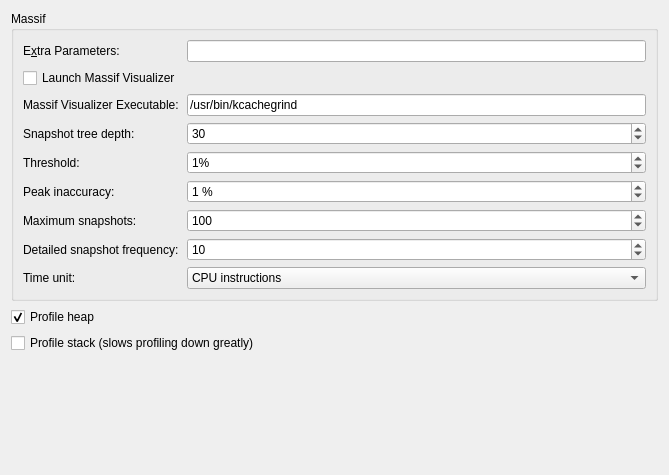
Old version of the form tools/massif/configpage.ui in the repository KDE/kdev-valgrind.
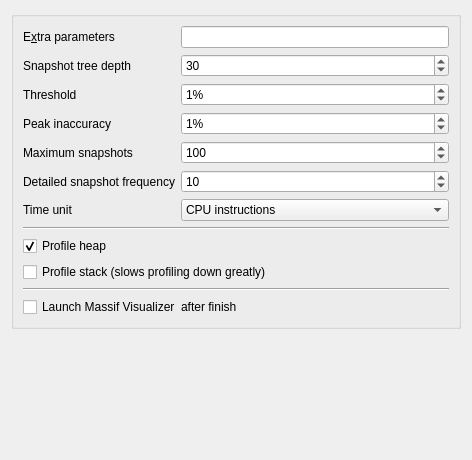
New version of the form.

Commit message: Remove executables settings from tools; UI cleanup

```diff
--- a/tools/massif/configpage.ui
+++ b/tools/massif/configpage.ui
@@ -6,58 +6,102 @@
    <rect>
     <x>0</x>
     <y>0</y>
-    <width>669</width>
-    <height>475</height>
+    <width>472</width>
+    <height>460</height>
    </rect>
   </property>
-  <layout class="QVBoxLayout" name="verticalLayout_2">
+  <layout class="QVBoxLayout" name="verticalLayout">
    <item>
     <widget class="QGroupBox" name="groupBox">
      <property name="title">
-      <string>Massif</string>
+      <string/>
      </property>
-     <layout class="QGridLayout" name="gridLayout_2">
-      <item row="0" column="1">
-       <widget class="QLineEdit" name="massifParameters"/>
-      </item>
-      <item row="8" column="1">
-       <widget class="QSpinBox" name="maxSnapshots">
-        <property name="maximum">
-         <number>2000000000</number>
-        </property>
-        <property name="value">
-         <number>100</number>
-        </property>
-       </widget>
-      </item>
+     <layout class="QVBoxLayout" name="verticalLayout_2">
+      <item>
+       <layout class="QFormLayout" name="formLayout">
       <item row="0" column="0">
        <widget class="QLabel" name="label_2">
         <property name="text">
-         <string>E&amp;xtra Parameters:</string>
+           <string>E&amp;xtra parameters</string>
         </property>
         <property name="buddy">
          <cstring>massifParameters</cstring>
         </property>
        </widget>
       </item>
-      <item row="5" column="0">
-       <widget class="QLabel" name="label_4">
-        <property name="text">
-         <string>Peak inaccuracy:</string>
+        <item row="0" column="1">
+         <widget class="QLineEdit" name="massifParameters">
+          <property name="sizePolicy">
+           <sizepolicy hsizetype="Expanding" vsizetype="Fixed">
+            <horstretch>0</horstretch>
+            <verstretch>0</verstretch>
+           </sizepolicy>
         </property>
        </widget>
       </item>
       <item row="1" column="0">
-       <widget class="QCheckBox" name="launchMassifVisualizer">
+         <widget class="QLabel" name="label">
         <property name="text">
-         <string>Launch Massif Visualizer</string>
+           <string>Snapshot tree depth</string>
         </property>
        </widget>
       </item>
-      <item row="5" column="1">
+        <item row="1" column="1">
+         <widget class="QSpinBox" name="depth">
+          <property name="sizePolicy">
+           <sizepolicy hsizetype="Expanding" vsizetype="Fixed">
+            <horstretch>0</horstretch>
+            <verstretch>0</verstretch>
+           </sizepolicy>
+          </property>
+          <property name="maximum">
+           <number>2000000000</number>
+          </property>
+          <property name="value">
+           <number>30</number>
+          </property>
+         </widget>
+        </item>
+        <item row="2" column="0">
+         <widget class="QLabel" name="label_3">
+          <property name="text">
+           <string>Threshold</string>
+          </property>
+         </widget>
+        </item>
+        <item row="2" column="1">
+         <widget class="QSpinBox" name="threshold">
+          <property name="sizePolicy">
+           <sizepolicy hsizetype="Expanding" vsizetype="Fixed">
+            <horstretch>0</horstretch>
+            <verstretch>0</verstretch>
+           </sizepolicy>
+          </property>
+          <property name="suffix">
+           <string>%</string>
+          </property>
+          <property name="value">
+           <number>1</number>
+          </property>
+         </widget>
+        </item>
+        <item row="3" column="0">
+         <widget class="QLabel" name="label_4">
+          <property name="text">
+           <string>Peak inaccuracy</string>
+          </property>
+         </widget>
+        </item>
+        <item row="3" column="1">
        <widget class="QSpinBox" name="peakInaccuracy">
+          <property name="sizePolicy">
+           <sizepolicy hsizetype="Expanding" vsizetype="Fixed">
+            <horstretch>0</horstretch>
+            <verstretch>0</verstretch>
+           </sizepolicy>
+          </property>
         <property name="suffix">
-         <string> %</string>
+           <string>%</string>
         </property>
         <property name="maximum">
          <number>100</number>
@@ -67,39 +111,67 @@
         </property>
        </widget>
       </item>
-      <item row="8" column="0">
+        <item row="4" column="0">
        <widget class="QLabel" name="label_7">
         <property name="text">
-         <string>Maximum snapshots:</string>
+           <string>Maximum snapshots</string>
         </property>
        </widget>
       </item>
-      <item row="3" column="0">
-       <widget class="QLabel" name="label">
+        <item row="4" column="1">
+         <widget class="QSpinBox" name="maxSnapshots">
+          <property name="sizePolicy">
+           <sizepolicy hsizetype="Expanding" vsizetype="Fixed">
+            <horstretch>0</horstretch>
+            <verstretch>0</verstretch>
+           </sizepolicy>
+          </property>
+          <property name="maximum">
+           <number>2000000000</number>
+          </property>
+          <property name="value">
+           <number>100</number>
+          </property>
+         </widget>
+        </item>
+        <item row="5" column="0">
+         <widget class="QLabel" name="label_6">
         <property name="text">
-         <string>Snapshot tree depth:</string>
+           <string>Detailed snapshot frequency</string>
         </property>
        </widget>
       </item>
-      <item row="12" column="0">
+        <item row="5" column="1">
+         <widget class="QSpinBox" name="snapshotFreq">
+          <property name="sizePolicy">
+           <sizepolicy hsizetype="Expanding" vsizetype="Fixed">
+            <horstretch>0</horstretch>
+            <verstretch>0</verstretch>
+           </sizepolicy>
+          </property>
+          <property name="maximum">
+           <number>2000000000</number>
+          </property>
+          <property name="value">
+           <number>10</number>
+          </property>
+         </widget>
+        </item>
+        <item row="6" column="0">
        <widget class="QLabel" name="label_5">
         <property name="text">
-         <string>Time unit:</string>
+           <string>Time unit</string>
         </property>
        </widget>
       </item>
-      <item row="2" column="1">
-       <widget class="QLineEdit" name="massifVisualizerExecutable">
-        <property name="enabled">
-         <bool>true</bool>
-        </property>
-        <property name="text">
-         <string>/usr/bin/kcachegrind</string>
-        </property>
-       </widget>
-      </item>
-      <item row="12" column="1">
+        <item row="6" column="1">
        <widget class="QComboBox" name="timeUnit">
+          <property name="sizePolicy">
+           <sizepolicy hsizetype="Expanding" vsizetype="Fixed">
+            <horstretch>0</horstretch>
+            <verstretch>0</verstretch>
+           </sizepolicy>
+          </property>
         <item>
          <property name="text">
           <string>CPU instructions</string>
@@ -117,58 +189,13 @@
         </item>
        </widget>
       </item>
-      <item row="10" column="0">
-       <widget class="QLabel" name="label_6">
-        <property name="text">
-         <string>Detailed snapshot frequency:</string>
-        </property>
-       </widget>
-      </item>
-      <item row="4" column="1">
-       <widget class="QSpinBox" name="threshold">
-        <property name="suffix">
-         <string>%</string>
-        </property>
-        <property name="value">
-         <number>1</number>
-        </property>
-       </widget>
-      </item>
-      <item row="2" column="0">
-       <widget class="QLabel" name="label_8">
-        <property name="text">
-         <string>Massif Visualizer Executable:</string>
-        </property>
-       </widget>
-      </item>
-      <item row="4" column="0">
-       <widget class="QLabel" name="label_3">
-        <property name="text">
-         <string>Threshold:</string>
-        </property>
-       </widget>
-      </item>
-      <item row="3" column="1">
-       <widget class="QSpinBox" name="depth">
-        <property name="maximum">
-         <number>2000000000</number>
-        </property>
-        <property name="value">
-         <number>30</number>
-        </property>
-       </widget>
-      </item>
-      <item row="10" column="1">
-       <widget class="QSpinBox" name="snapshotFreq">
-        <property name="maximum">
-         <number>2000000000</number>
-        </property>
-        <property name="value">
-         <number>10</number>
-        </property>
-       </widget>
-      </item>
-     </layout>
+       </layout>
+      </item>
+      <item>
+       <widget class="Line" name="line">
+        <property name="orientation">
+         <enum>Qt::Horizontal</enum>
+        </property>
     </widget>
    </item>
    <item>
@@ -186,6 +213,23 @@
      <property name="text">
       <string>Profile stack (slows profiling down greatly)</string>
      </property>
+       </widget>
+      </item>
+      <item>
+       <widget class="Line" name="line_2">
+        <property name="orientation">
+         <enum>Qt::Horizontal</enum>
+        </property>
+       </widget>
+      </item>
+      <item>
+       <widget class="QCheckBox" name="launchMassifVisualizer">
+        <property name="text">
+         <string>Launch Massif Visualizer  after finish</string>
+        </property>
+       </widget>
+      </item>
+     </layout>
     </widget>
    </item>
    <item>
```
Lines whose indentation alone changed are shown as unchanged. The commit also changes 8 other files.
